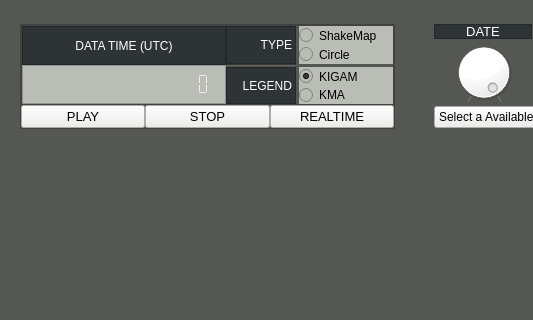
Above: mainwindow.ui from hayoungdaddy/KGRTShakeMap before the change; both pictures show x 0 to 533 and y 0 to 320 of the 854 by 930 pixel window. Below: the same form after it.
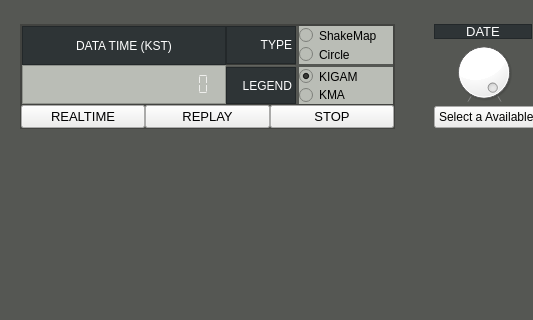
That is the form after the change.

What changed in the file:
```diff
--- a/mainwindow.ui
+++ b/mainwindow.ui
@@ -168,7 +168,7 @@
                    <enum>QFrame::StyledPanel</enum>
                   </property>
                   <property name="text">
-                   <string>DATA TIME (UTC)</string>
+                   <string>DATA TIME (KST)</string>
                   </property>
                   <property name="alignment">
                    <set>Qt::AlignCenter</set>
@@ -411,6 +411,21 @@
              <property name="spacing">
               <number>0</number>
              </property>
+             <item>
+              <widget class="QPushButton" name="realtimePB">
+               <property name="font">
+                <font>
+                 <pointsize>10</pointsize>
+                </font>
+               </property>
+               <property name="styleSheet">
+                <string notr="true">background-color: rgb(238, 238, 236);</string>
+               </property>
+               <property name="text">
+                <string>REALTIME</string>
+               </property>
+              </widget>
+             </item>
              <item>
               <widget class="QPushButton" name="playPB">
                <property name="font">
@@ -422,7 +437,7 @@
                 <string notr="true">background-color: rgb(238, 238, 236);</string>
                </property>
                <property name="text">
-                <string>PLAY</string>
+                <string>REPLAY</string>
                </property>
               </widget>
              </item>
@@ -441,21 +456,6 @@
                </property>
               </widget>
              </item>
-             <item>
-              <widget class="QPushButton" name="currentPB">
-               <property name="font">
-                <font>
-                 <pointsize>10</pointsize>
-                </font>
-               </property>
-               <property name="styleSheet">
-                <string notr="true">background-color: rgb(238, 238, 236);</string>
-               </property>
-               <property name="text">
-                <string>REALTIME</string>
-               </property>
-              </widget>
-             </item>
             </layout>
            </item>
           </layout>
```
